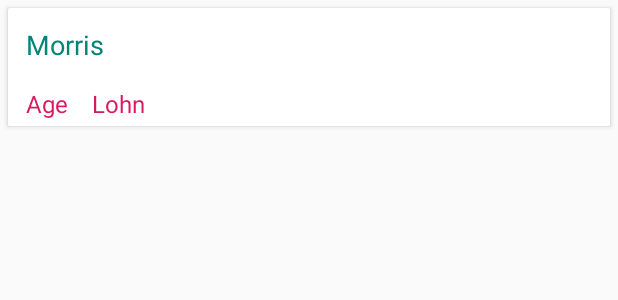
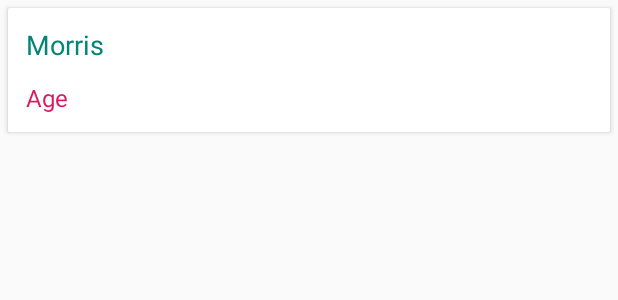
Before and after one commit to Philipo289/Exercise_2, an Android app: the layout employee_item.xml on its own in the app's theme, with its tools: preview values and no code run, on a phone screen of 412 x 824 dp. Shown: the top 300 px of the screen. Run offline under Robolectric (Android 15) with nearby library versions, the phone set to English and light mode, and no system bars.

```diff
--- a/app/src/main/java/com/example/exercise_2/employeeSingleView/EmployeeSingleViewViewModel.kt
+++ /dev/null
@@ -1,4 +0,0 @@
-package com.example.exercise_2.employeeSingleView
-
-class EmployeeSingleViewViewModel {
-}
--- a/app/src/main/java/com/example/exercise_2/employees/EmployeeAdapter.kt
+++ b/app/src/main/java/com/example/exercise_2/employees/EmployeeAdapter.kt
@@ -14,6 +14,9 @@ class EmployeeAdapter(val onClickListener : OnClickListener) : ListAdapter<Emplo
 
     override fun onBindViewHolder(holder: ViewHolder, position: Int) {
         val item = getItem(position)
+        holder.itemView.setOnClickListener {
+            onClickListener.onClick(item)
+        }
         holder.bind(item)
     }
 
--- a/app/src/main/res/layout/employee_item.xml
+++ b/app/src/main/res/layout/employee_item.xml
@@ -36,7 +36,7 @@
                     android:layout_marginTop="8dp"
                     android:layout_marginEnd="8dp"
                     android:padding="4dp"
-                    android:text="@{`Name - ` + property.employeeName}"
+                    android:text="@{property.employeeName}"
                     android:textColor="@color/colorPrimary"
                     android:textSize="18sp"
                     bind:layout_constraintEnd_toEndOf="parent"
@@ -48,33 +48,17 @@
                     android:id="@+id/tvAge"
                     android:layout_width="wrap_content"
                     android:layout_height="wrap_content"
-                    android:layout_below="@+id/tvSalary"
                     android:layout_marginStart="8dp"
-                    android:layout_marginTop="8dp"
-                    android:layout_marginEnd="8dp"
+                    android:layout_marginTop="4dp"
+                    android:layout_marginBottom="8dp"
                     android:padding="4dp"
-                    android:text="@{`Age - ` + property.employeeAge}"
+                    android:text="@{`Age: ` + property.employeeAge}"
                     android:textColor="@color/colorAccent"
                     android:textSize="16sp"
-                    bind:layout_constraintEnd_toStartOf="@+id/tvSalary"
+                    bind:layout_constraintBottom_toBottomOf="parent"
                     bind:layout_constraintStart_toStartOf="parent"
                     bind:layout_constraintTop_toBottomOf="@+id/tvFullName"
                     tools:text="Age" />
-
-                <TextView
-                    android:id="@+id/tvSalary"
-                    android:layout_width="0dp"
-                    android:layout_height="wrap_content"
-                    android:layout_marginEnd="8dp"
-                    android:padding="4dp"
-                    android:text="@{`Lohn - ` + property.employeeSalary}"
-                    android:textColor="@color/colorAccent"
-                    android:textSize="16sp"
-                    bind:layout_constraintBottom_toBottomOf="parent"
-                    bind:layout_constraintEnd_toEndOf="parent"
-                    bind:layout_constraintHorizontal_bias="0.0"
-                    bind:layout_constraintStart_toEndOf="@+id/tvAge"
-                    tools:text="Lohn" />
 
             </androidx.constraintlayout.widget.ConstraintLayout>
         </androidx.cardview.widget.CardView>
```
Also changed, not shown: app/src/main/java/com/example/exercise_2/detail/DetailViewModel.kt (+0 -10 lines), app/src/main/java/com/example/exercise_2/employees/EmployeeListViewModel.kt (+4 -5 lines), app/src/main/res/layout/fragment_detail.xml (+36 -0 lines).
